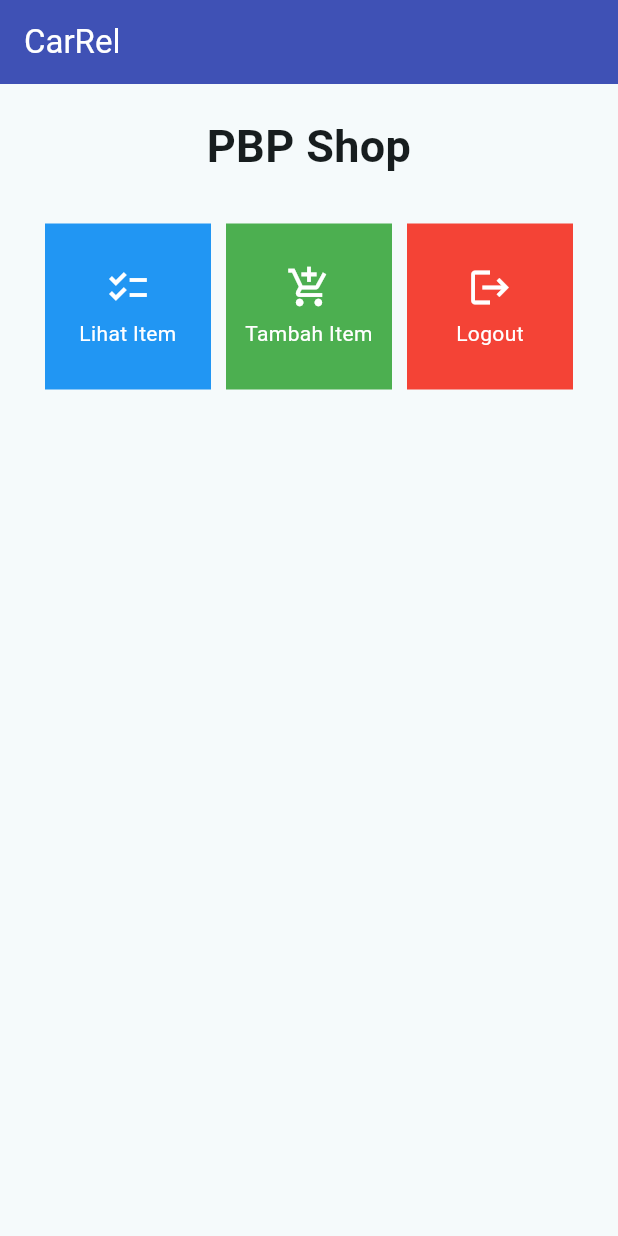
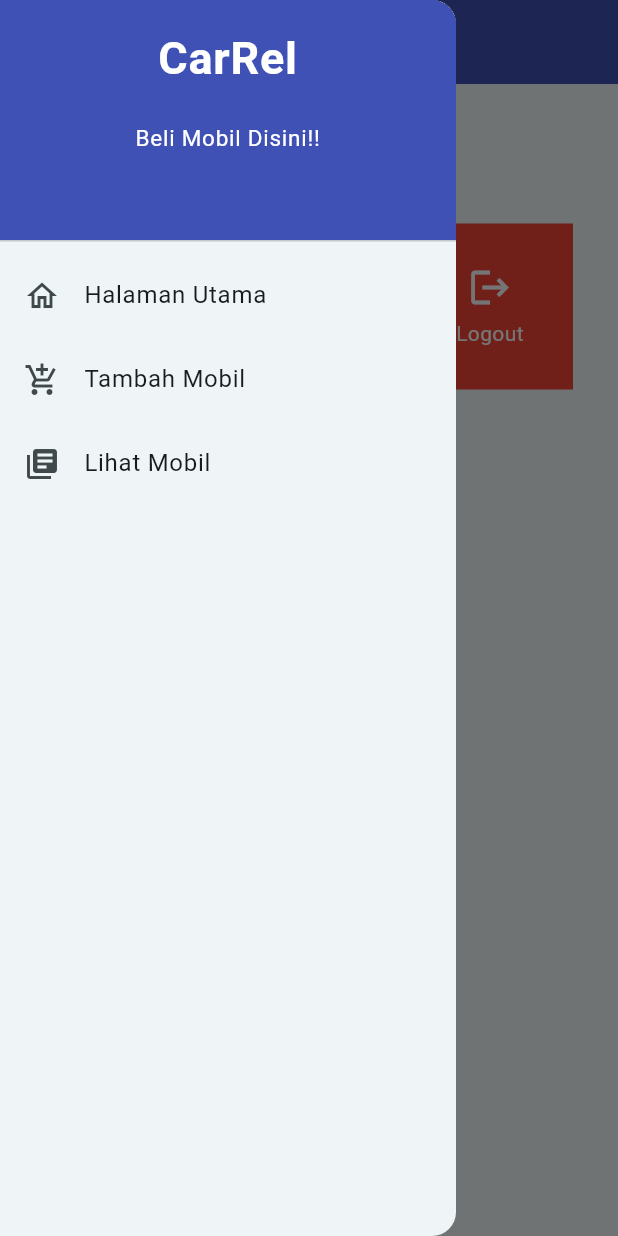
Before and after one commit to LokSki22/CarRel-Mobile, a Flutter app: the screen it shows after launch, with the side drawer open (before the commit the screen has no drawer), on a phone screen of 412 x 824 dp. Run offline on Flutter 3.47's test engine with Material 2 defaults, Android fonts, the phone set to English and light mode, and no system bars.

Commit message:
tugas 8 selesai

```diff
--- a/lib/main.dart
+++ b/lib/main.dart
@@ -1,5 +1,6 @@
 import 'package:flutter/material.dart';
-import 'package:carrel/menu.dart';
+import 'package:carrel/screens/menu.dart';
+
 void main() {
   runApp(const MyApp());
 }
--- a/lib/menu.dart
+++ b/lib/screens/menu.dart
@@ -1,29 +1,32 @@
 import 'package:flutter/material.dart';
+import 'package:carrel/widgets/left_drawer.dart';
+import 'package:carrel/screens/carrel_form.dart';
+import 'package:carrel/widgets/shop_card.dart';
+import 'package:carrel/screens/data_carrel.dart';
 
 class MyHomePage extends StatelessWidget {
   MyHomePage({Key? key}) : super(key: key);
   final List<ShopItem> items = [
-    ShopItem("Lihat Item", Icons.checklist, Colors.blue),
-    ShopItem("Tambah Item", Icons.add_shopping_cart, Colors.green),
+    ShopItem("Lihat Mobil", Icons.checklist, Colors.blue),
+    ShopItem("Tambah Mobil", Icons.add_shopping_cart, Colors.green),
     ShopItem("Logout", Icons.logout, Colors.red),
   ];
-// This widget is the home page of your application. It is stateful, meaning
-// that it has a State object (defined below) that contains fields that affect
-// how it looks.
 
-// This class is the configuration for the state. It holds the values (in this
-// case the title) provided by the parent (in this case the App widget) and
-// used by the build method of the State. Fields in a Widget subclass are
-// always marked "final".
   @override
   Widget build(BuildContext context) {
+    // This method is rerun every time setState is called, for instance as done
+    // by the _incrementCounter method above.
+    //
+    // The Flutter framework has been optimized to make rerunning build methods
+    // fast, so that you can just rebuild anything that needs updating rather
+    // than having to individually change instances of widgets.
     return Scaffold(
       appBar: AppBar(
         title: const Text(
           'CarRel',
-          style: TextStyle(color: Colors.white),
         ),
       ),
+      drawer: const LeftDrawer(),
       body: SingleChildScrollView(
         // Widget wrapper yang dapat discroll
         child: Padding(
@@ -35,7 +38,7 @@ class MyHomePage extends StatelessWidget {
                 padding: EdgeInsets.only(top: 10.0, bottom: 10.0),
                 // Widget Text untuk menampilkan tulisan dengan alignment center dan style yang sesuai
                 child: Text(
-                  'PBP Shop', // Text yang menandakan toko
+                  'CarRel Shop', // Text yang menandakan toko
                   textAlign: TextAlign.center,
                   style: TextStyle(
                     fontSize: 30,
@@ -65,12 +68,6 @@ class MyHomePage extends StatelessWidget {
   }
 }
 
-class ShopItem {
-  final String name;
-  final IconData icon;
-  final Color color;
-  ShopItem(this.name, this.icon, this.color);
-}
 
 class ShopCard extends StatelessWidget {
   final ShopItem item;
@@ -80,7 +77,7 @@ class ShopCard extends StatelessWidget {
   @override
   Widget build(BuildContext context) {
     return Material(
-      color: item.color, // Gunakan warna dari item
+      color: item.color,
       child: InkWell(
         // Area responsive terhadap sentuhan
         onTap: () {
@@ -89,6 +86,15 @@ class ShopCard extends StatelessWidget {
             ..hideCurrentSnackBar()
             ..showSnackBar(SnackBar(
                 content: Text("Kamu telah menekan tombol ${item.name}!")));
+          // Navigate ke route yang sesuai (tergantung jenis tombol)
+          if (item.name == "Tambah Mobil") {
+            Navigator.push(context,
+                MaterialPageRoute(builder: (context) => const ShopFormPage()));
+          }
+          else if (item.name == "Lihat Mobil") {
+            Navigator.push(context,
+                MaterialPageRoute(builder: (context) => const DataCarPage()));
+          }
         },
         child: Container(
           // Container untuk menyimpan Icon dan Text
--- /dev/null
+++ b/lib/widgets/globals.dart
@@ -0,0 +1,4 @@
+library libshop_mobile.globals;
+import 'package:carrel/screens/carrel_form.dart';
+
+List<Car> semuaCar = [];
--- /dev/null
+++ b/lib/widgets/left_drawer.dart
@@ -0,0 +1,82 @@
+import 'package:flutter/material.dart';
+import 'package:carrel/screens/menu.dart';
+import 'package:carrel/screens/carrel_form.dart';
+import 'package:carrel/screens/data_carrel.dart';
+
+
+
+class LeftDrawer extends StatelessWidget {
+  const LeftDrawer({super.key});
+
+  @override
+  Widget build(BuildContext context) {
+    return Drawer(
+      child: ListView(
+        children: [
+          const DrawerHeader(
+            decoration: BoxDecoration(
+              color: Colors.indigo,
+            ),
+            child: Column(
+              children: [
+                Text(
+                  'CarRel',
+                  textAlign: TextAlign.center,
+                  style: TextStyle(
+                    fontSize: 30,
+                    fontWeight: FontWeight.bold,
+                    color: Colors.white,
+                  ),
+                ),
+                Padding(padding: EdgeInsets.all(10)),
+                Text("Beli Mobil Disini!!",
+                  textAlign: TextAlign.center,
+                  style: TextStyle(
+                    fontSize: 15,
+                    fontWeight: FontWeight.normal,
+                    color: Colors.white,
+                  ),
+                ),
+              ],
+            ),
+          ),
+          ListTile(
+            leading: const Icon(Icons.home_outlined),
+            title: const Text('Halaman Utama'),
+            // Bagian redirection ke MyHomePage
+            onTap: () {
+              Navigator.pushReplacement(
+                  context,
+                  MaterialPageRoute(
+                    builder: (context) => MyHomePage(),
+                  ));
+            },
+          ),
+          ListTile(
+            leading: const Icon(Icons.add_shopping_cart),
+            title: const Text('Tambah Mobil'),
+            // Bagian redirection ke ShopFormPage
+            onTap: () {
+              Navigator.pushReplacement(
+                  context,
+                  MaterialPageRoute(
+                    builder: (context) => const ShopFormPage(),
+                  ));
+            },
+          ),
+          ListTile(
+            leading: const Icon(Icons.library_books),
+            title: const Text('Lihat Mobil'),
+            onTap: () {
+              Navigator.pushReplacement(
+                  context,
+                  MaterialPageRoute(
+                    builder: (context) => const DataCarPage(),
+                  ));
+            },
+          ),
+        ],
+      ),
+    );
+  }
+}
--- /dev/null
+++ b/lib/widgets/shop_card.dart
@@ -0,0 +1,8 @@
+import 'package:flutter/material.dart';
+
+class ShopItem {
+  final String name;
+  final IconData icon;
+  final Color color;
+  ShopItem(this.name, this.icon, this.color);
+}
```
Also changed, not shown: lib/screens/carrel_form.dart (added, +182 -0 lines), lib/screens/data_carrel.dart (added, +46 -0 lines), 1 other file.
